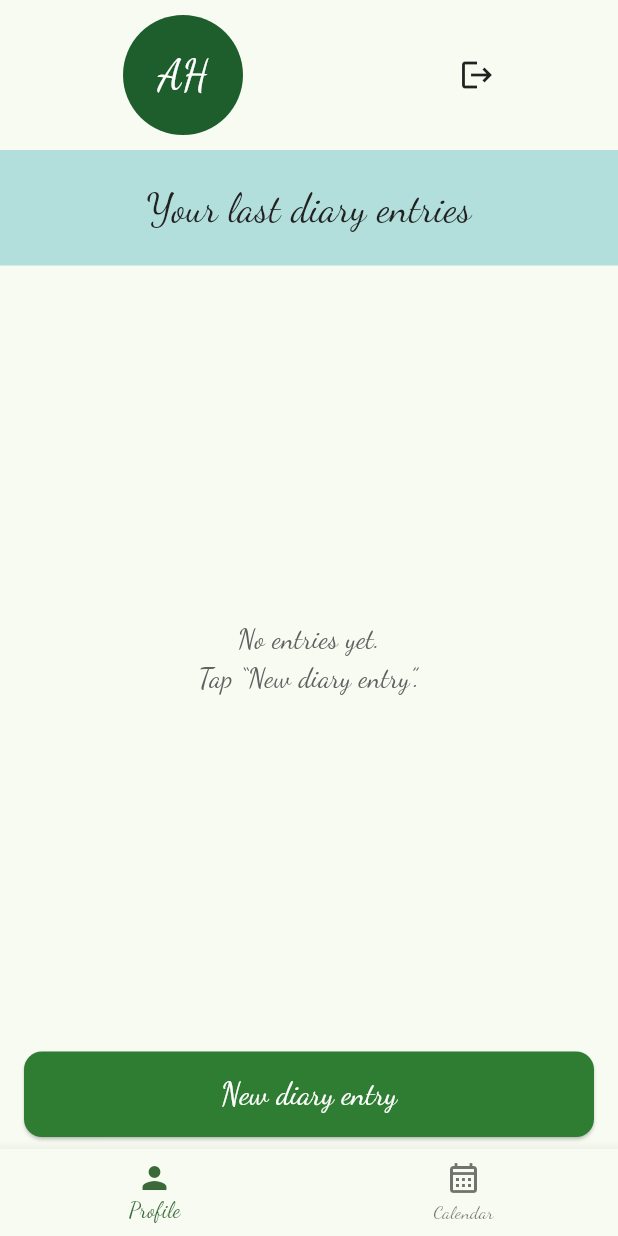
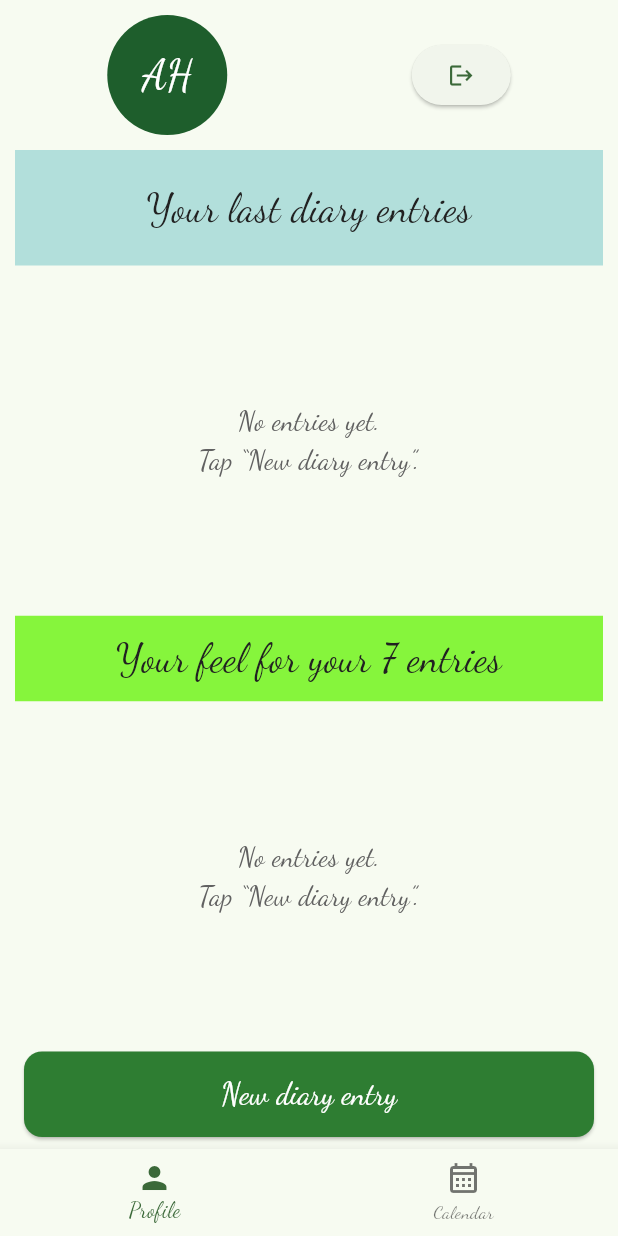
Before and after one commit to 1LisaW/42_Piscine_Mobile-, a Flutter app: the screen it shows once a user with an empty profile is signed in, on a phone screen of 412 x 824 dp. Run offline on Flutter 3.47's test engine with Material 3 defaults, Android fonts, the phone set to English and light mode, and no system bars; our stand-ins replace cloud_firestore, firebase_auth, firebase_core, fl_chart, flutter_dotenv, flutter_riverpod and 3 more; accounts and stored records are empty.

Commit message:
feat: add 7 day mood block

```diff
--- a/mobileModule04/diary_app/lib/screens/home_screen.dart
+++ b/mobileModule04/diary_app/lib/screens/home_screen.dart
@@ -1,6 +1,7 @@
 import 'package:diary_app/features/auth/auth_controller.dart';
 import 'package:diary_app/models/diary_entry.dart';
 import 'package:diary_app/providers/diary_providers.dart';
+import 'package:diary_app/widgets/profile_info.dart';
 import 'package:firebase_auth/firebase_auth.dart';
 import 'package:flutter/material.dart';
 import 'package:flutter_riverpod/flutter_riverpod.dart';
@@ -287,33 +288,6 @@ class _HomeScreenState extends ConsumerState<HomeScreen> {
   }
 }
 
-class Profile_Info extends StatelessWidget {
-  const Profile_Info({this.user});
-  final User? user;
-  static const IconData logout = IconData(0xe3b3, fontFamily: 'MaterialIcons');
-
-  @override
-  Widget build(BuildContext context) {
-    return (
-      Padding(
-        padding: EdgeInsetsGeometry.all(10),
-        child: Row(
-      mainAxisAlignment: MainAxisAlignment.spaceEvenly,
-      children: [
-        CircleAvatar(
-          backgroundColor: const Color.fromARGB(255, 30, 94, 44),
-          foregroundColor: Colors.white,
-          radius: 40,
-          child: const Text('AH', style: TextStyle(fontSize: 28),),
-        ),
-        Text(user?.email ?? '', style: TextStyle(fontSize: 20)),
-        Icon(logout)
-      ],
-    ),
-      ));
-  }
-}
-
 class _ProfileTab extends StatelessWidget {
   const _ProfileTab({
     required this.entriesAsync,
@@ -329,10 +303,12 @@ class _ProfileTab extends StatelessWidget {
   Widget build(BuildContext context) {
     return Column(
       children: [
-        if (user != null) Profile_Info(user: user,),
+        if (user != null) Profile_Info(user: user),
         Container(
+          margin: EdgeInsetsGeometry.symmetric(horizontal: 10),
           width: double.infinity,
           padding: const EdgeInsets.symmetric(vertical: 20),
+
           color: _kMintHeader,
           child: SafeArea(
             bottom: false,
@@ -365,7 +341,7 @@ class _ProfileTab extends StatelessWidget {
               }
               return ListView.separated(
                 padding: const EdgeInsets.all(16),
-                itemCount: entries.length,
+                itemCount: entries.length < 2 ? entries.length : 2,
                 separatorBuilder: (_, __) => const SizedBox(height: 12),
                 itemBuilder: (context, i) {
                   final e = entries[i];
@@ -377,7 +353,108 @@ class _ProfileTab extends StatelessWidget {
             error: (err, _) => Center(child: Text('Error: $err')),
           ),
         ),
+        // Expanded(
+        //   child: Column(
+        //     children: [
+        Container(
+          width: double.infinity,
+          padding: const EdgeInsets.symmetric(vertical: 10),
+          margin: EdgeInsetsGeometry.symmetric(horizontal: 10),
+          color: const Color.fromARGB(255, 134, 245, 60),
+          child: SafeArea(
+            bottom: false,
+            child: Text(
+              'Your feel for your 7 entries',
+              textAlign: TextAlign.center,
+              style: TextStyle(
+                fontFamily: 'DancingScript',
+                fontSize: 26,
+                color: Colors.grey.shade900,
+              ),
+            ),
+          ),
+        ),
+        // ],
+        // ),
+        // ),
+        Expanded(
+          child: entriesAsync.when(
+            data: (entries) {
+              if (entries.isEmpty) {
+                return Center(
+                  child: Text(
+                    'No entries yet.\nTap “New diary entry”.',
+                    textAlign: TextAlign.center,
+                    style: TextStyle(
+                      fontFamily: 'DancingScript',
+                      fontSize: 18,
+                      color: Colors.grey.shade700,
+                    ),
+                  ),
+                );
+              }
+              return ListView.separated(
+                padding: const EdgeInsets.all(16),
+                itemCount: entries.length < 7 ? entries.length : 7,
+                separatorBuilder: (_, __) => const SizedBox(height: 12),
+                itemBuilder: (context, i) {
+                  final e = entries[i];
+                  final filteredEntr = entries.where(
+                    (element) => element.moodIndex == e.moodIndex,
+                  );
+                  final int percent = (filteredEntr.length * 100 / entries.length)
+                      .truncate();
+                  return _FeelTile(moodIndex: e.moodIndex, percent: percent);
+
+                  //_DiaryListTile(entry: e, onTap: () => onOpenEntry(e));
+                },
+              );
+            },
+            loading: () => const Center(child: CircularProgressIndicator()),
+            error: (err, _) => Center(child: Text('Error: $err')),
+          ),
+        ),
       ],
+    );
+  }
+}
+
+class _FeelTile extends StatelessWidget {
+  const _FeelTile({required this.moodIndex, required this.percent});
+
+  final int moodIndex;
+  final int percent;
+
+  @override
+  Widget build(BuildContext context) {
+    final mood = kMoodEmojis[moodIndex.clamp(0, kMoodEmojis.length - 1)];
+    return Material(
+      color: Colors.white,
+      borderRadius: BorderRadius.circular(12),
+      child: Row(
+        crossAxisAlignment: CrossAxisAlignment.center,
+        children: [
+          Text(mood, style: const TextStyle(fontSize: 28)),
+          Container(
+            margin: const EdgeInsets.symmetric(horizontal: 10),
+            width: 1,
+            height: 52,
+            color: Colors.grey.shade400,
+          ),
+          Expanded(
+            child: Text(
+              '${percent} %',
+              style: TextStyle(
+                fontFamily: 'DancingScript',
+                fontSize: 20,
+                color: Colors.grey.shade900,
+              ),
+              maxLines: 2,
+              overflow: TextOverflow.ellipsis,
+            ),
+          ),
+        ],
+      ),
     );
   }
 }
--- /dev/null
+++ b/mobileModule04/diary_app/lib/widgets/profile_info.dart
@@ -0,0 +1,43 @@
+
+import 'package:diary_app/features/auth/login_screen.dart';
+import 'package:flutter/material.dart';
+import 'package:firebase_auth/firebase_auth.dart';
+
+class Profile_Info extends StatelessWidget {
+  const Profile_Info({this.user});
+  final User? user;
+  static const IconData logout = IconData(0xe3b3, fontFamily: 'MaterialIcons');
+
+  @override
+  Widget build(BuildContext context) {
+    Future<void> _signOut() async {
+      await FirebaseAuth.instance.signOut();
+    }
+    return (
+      Padding(
+        padding: EdgeInsetsGeometry.all(10),
+        child: Row(
+      mainAxisAlignment: MainAxisAlignment.spaceEvenly,
+      children: [
+        CircleAvatar(
+          backgroundColor: const Color.fromARGB(255, 30, 94, 44),
+          foregroundColor: Colors.white,
+          radius: 40,
+          child: const Text('AH', style: TextStyle(fontSize: 28),),
+        ),
+        Text(user?.email ?? '', style: TextStyle(fontSize: 20)),
+        ElevatedButton(
+                          onPressed: () {
+                            _signOut();
+                            Navigator.push(context,
+                              MaterialPageRoute(builder: (context) => const LoginScreen())
+                            );
+                          },
+                          child:  Icon(logout),
+                        ),
+        // Icon(logout)
+      ],
+    ),
+      ));
+  }
+}
```
Also changed, not shown: mobileModule04/diary_app/lib/widgets/profile_block.dart (deleted, +0 -23 lines).
